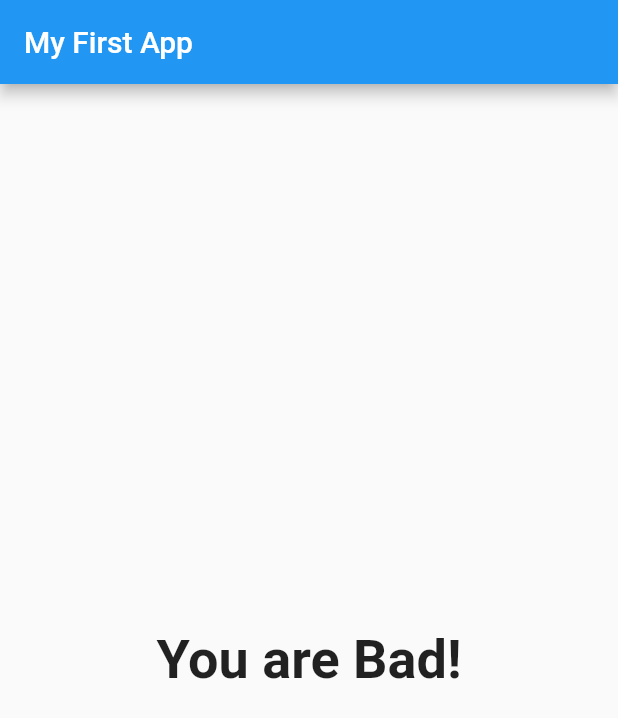
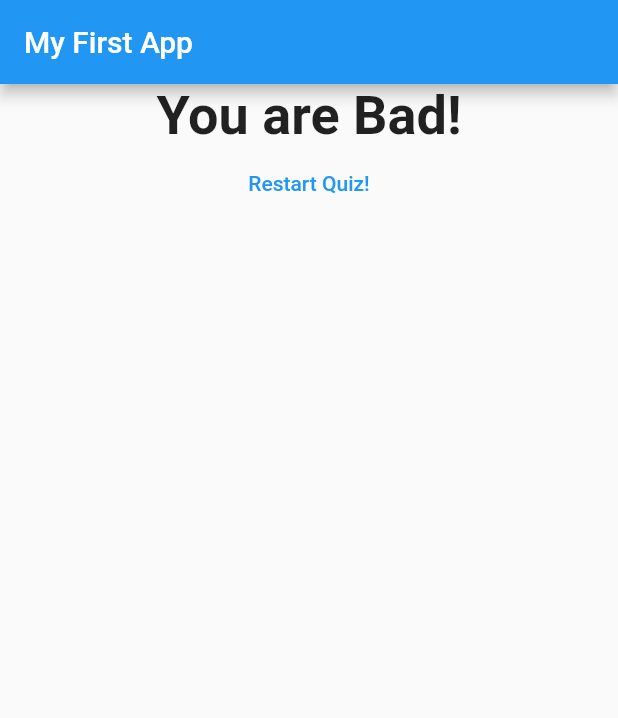
Before and after one commit to Aadesh-Shigavan/Flutter_Project_1, a Flutter app: the screen it shows after launch, after a tap on "Black", after a tap on "Snake", after a tap on "Game of Thrones", on a phone screen of 412 x 824 dp. Shown: the top 718 px of the screen. Run offline on Flutter 3.47's test engine with Material 2 defaults, Android fonts, the phone set to English and light mode, and no system bars.

Commit message:
Quiz completed

```diff
--- a/lib/main.dart
+++ b/lib/main.dart
@@ -48,6 +48,14 @@ class _MyAppState extends State<MyApp> {
   var _questionIndex = 0;
   var _totalScore = 0;
 
+  void _resetQuiz() {
+    setState(() {
+
+    });
+    _questionIndex = 0;
+    _totalScore = 0;
+  }
+
   void _answerQuestion(int score) {
     _totalScore += score;
 
@@ -76,7 +84,7 @@ class _MyAppState extends State<MyApp> {
                 questionIndex: _questionIndex,
                 questions: _questions,
               )
-            : Result(_totalScore),
+            : Result(_totalScore, _resetQuiz),
       ),
     );
   }
--- a/lib/result.dart
+++ b/lib/result.dart
@@ -2,18 +2,23 @@ import 'package:flutter/material.dart';
 
 class Result extends StatelessWidget {
   final int resultscore;
+  final Function resetHandler;
 
-  Result(this.resultscore);
+  Result(this.resultscore, this.resetHandler);
 
   String get resultPhrase {
     String resultText;
     if (resultscore <= 8) {
+      print(resultscore);
       resultText = 'You are Awesome';
     } else if (resultscore <= 12) {
+      print(resultscore);
       resultText = 'Preety Likeable';
     } else if (resultscore <= 16) {
+      print(resultscore);
       resultText = 'You are strange....!';
     } else {
+      print(resultscore);
       resultText = 'You are Bad!';
     }
 
@@ -23,10 +28,20 @@ class Result extends StatelessWidget {
   @override
   Widget build(BuildContext context) {
     return Center(
-      child: Text(
-        resultPhrase,
-        style: TextStyle(fontSize: 36, fontWeight: FontWeight.bold),
-        textAlign: TextAlign.center,
+      child: Column(
+        children: <Widget>[
+          Text(
+            resultPhrase,
+            style: TextStyle(fontSize: 36, fontWeight: FontWeight.bold),
+            textAlign: TextAlign.center,
+          ),
+          FlatButton(
+            child: Text(
+              'Restart Quiz!'),
+              textColor: Colors.blue,
+            onPressed: resetHandler,
+          ),
+        ],
       ),
     );
   }
```
